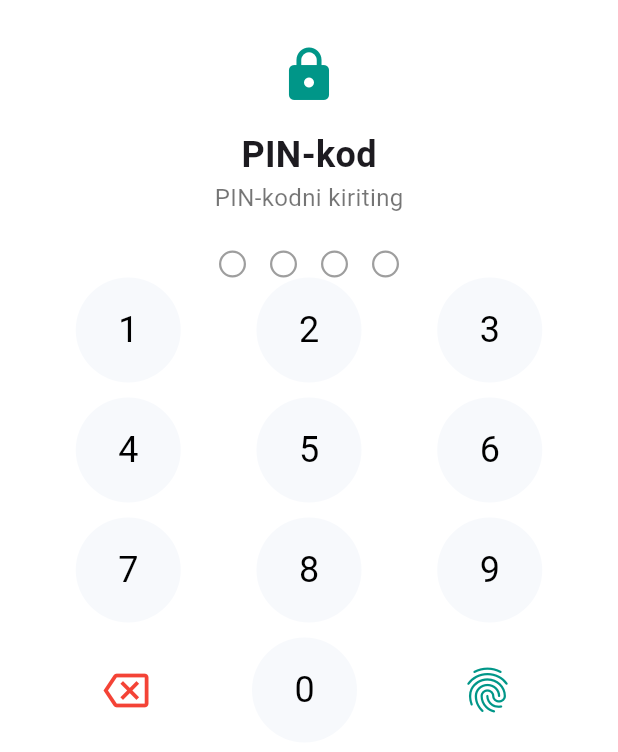
After one commit to oversize-corparation/Oversize-Mobile, a Flutter app: the PinSetupScreen screen opened by its route, on a phone screen of 412 x 824 dp. The commit adds this screen. Shown: the top 752 px of the screen. Run offline on Flutter 3.47's test engine with Material 3 defaults, Android fonts, the phone set to English and light mode, and no system bars; our stand-ins replace dotted_border, easy_localization, flutter_svg, go_router, google_fonts, iconsax and 6 more; accounts and stored records are empty.

Commit message:
add pin code

```diff
--- a/lib/core/routes/app_router.dart
+++ b/lib/core/routes/app_router.dart
@@ -1,4 +1,5 @@
 import 'package:oversize/core/routes/export_route.dart';
+import 'package:oversize/features/app/pin_setup_screen.dart';
 import 'package:oversize/features/auth/presentation/screens/otp_screen.dart';
 import 'package:oversize/features/profile/presentation/screens/currency_screen.dart';
 import 'package:oversize/features/profile/presentation/screens/language_screen.dart';
@@ -19,6 +20,9 @@ class AppRouter {
   static String language = '/language';
   static String currency = '/currency';
   static String size = '/size';
+  static String splash = '/splash';
+  static String pinSetup = '/pinSetup';
+  static String pinApp = '/pinApp';
 
   static GoRouter router = GoRouter(
     initialLocation: start,
@@ -120,6 +124,36 @@ class AppRouter {
           );
         },
       ),
+        GoRoute(
+        path: AppRouter.pinSetup,
+        name: AppRouter.pinSetup,
+        pageBuilder: (context, state) {
+          return CustomTransitionPage(
+            key: state.pageKey,
+            child:  PinSetupScreen(),
+            transitionDuration: const Duration(milliseconds: 300), // optional
+            transitionsBuilder:
+                (context, animation, secondaryAnimation, child) {
+                  final offsetAnimation =
+                      Tween<Offset>(
+                        begin: const Offset(1.0, 0.0), // from right
+                        end: Offset.zero,
+                      ).animate(
+                        CurvedAnimation(
+                          parent: animation,
+                          curve: Curves.easeInOut,
+                        ),
+                      );
+
+                  return SlideTransition(
+                    position: offsetAnimation,
+                    child: child,
+                  );
+                },
+          );
+        },
+      ),
+
       StatefulShellRoute.indexedStack(
         builder: (context, state, navigationShell) =>
             MainScreen(navigationShell: navigationShell),
--- /dev/null
+++ b/lib/core/services/local_storage.dart
@@ -0,0 +1,20 @@
+import 'package:shared_preferences/shared_preferences.dart';
+
+class LocalStorage {
+  static const String _pinKey = 'user_pin';
+
+  static Future<void> savePin(String pin) async {
+    final prefs = await SharedPreferences.getInstance();
+    await prefs.setString(_pinKey, pin);
+  }
+
+  static Future<String?> getSavedPin() async {
+    final prefs = await SharedPreferences.getInstance();
+    return prefs.getString(_pinKey);
+  }
+
+  static Future<void> clearPin() async {
+    final prefs = await SharedPreferences.getInstance();
+    await prefs.remove(_pinKey);
+  }
+}
--- /dev/null
+++ b/lib/features/app/pin_setup_screen.dart
@@ -0,0 +1,154 @@
+import 'package:flutter/material.dart';
+
+class PinSetupScreen extends StatefulWidget {
+  PinSetupScreen({super.key});
+
+  @override
+  State<PinSetupScreen> createState() => _PinSetupScreenState();
+}
+
+class _PinSetupScreenState extends State<PinSetupScreen> {
+  final List<String> _input = [];
+
+  void _addDigit(String digit) {
+    if (_input.length < 4) {
+      setState(() {
+        _input.add(digit);
+      });
+    }
+  }
+
+  void _removeDigit() {
+    if (_input.isNotEmpty) {
+      setState(() {
+        _input.removeLast();
+      });
+    }
+  }
+
+  void _verifyPin() {
+    // PIN tekshirish joyi
+    String enteredPin = _input.join();
+    if (enteredPin == "1234") {
+      ScaffoldMessenger.of(
+        context,
+      ).showSnackBar(const SnackBar(content: Text("PIN to‘g‘ri!")));
+    } else {
+      ScaffoldMessenger.of(
+        context,
+      ).showSnackBar(const SnackBar(content: Text("PIN noto‘g‘ri!")));
+      setState(() {
+        _input.clear();
+      });
+    }
+  }
+
+  Widget _buildPinCircle(int index) {
+    bool filled = index < _input.length;
+    return Container(
+      width: 18,
+      height: 18,
+      margin: const EdgeInsets.symmetric(horizontal: 8),
+      decoration: BoxDecoration(
+        shape: BoxShape.circle,
+        color: filled ? Colors.black : Colors.transparent,
+        border: Border.all(color: Colors.grey, width: 1.5),
+      ),
+    );
+  }
+
+  Widget _buildNumberButton(String number) {
+    return GestureDetector(
+      onTap: () {
+        _addDigit(number);
+        if (_input.length == 4) {
+          _verifyPin();
+        }
+      },
+      child: Container(
+        width: 70,
+        height: 70,
+        decoration: const BoxDecoration(
+          shape: BoxShape.circle,
+          color: Color(0xFFF7F9FC),
+        ),
+        alignment: Alignment.center,
+        child: Text(
+          number,
+          style: const TextStyle(fontSize: 24, color: Colors.black),
+        ),
+      ),
+    );
+  }
+
+  Widget _buildBackspaceButton() {
+    return GestureDetector(
+      onTap: _removeDigit,
+      child: const Icon(Icons.backspace_outlined, size: 30, color: Colors.red),
+    );
+  }
+
+  Widget _buildFingerprintButton() {
+    return GestureDetector(
+      onTap: () {
+        // Barmoq izi ishlashi
+        ScaffoldMessenger.of(
+          context,
+        ).showSnackBar(const SnackBar(content: Text("Fingerprint bosildi")));
+      },
+      child: const Icon(Icons.fingerprint, size: 36, color: Colors.teal),
+    );
+  }
+
+  @override
+  Widget build(BuildContext context) {
+    return Scaffold(
+      backgroundColor: Colors.white,
+      body: SafeArea(
+        child: Column(
+          children: [
+            const SizedBox(height: 30),
+            const Icon(Icons.lock, size: 40, color: Colors.teal),
+            const SizedBox(height: 16),
+            const Text(
+              "PIN-kod",
+              style: TextStyle(fontSize: 24, fontWeight: FontWeight.bold),
+            ),
+            const Text(
+              "PIN-kodni kiriting",
+              style: TextStyle(fontSize: 16, color: Colors.black54),
+            ),
+            const SizedBox(height: 24),
+            Row(
+              mainAxisAlignment: MainAxisAlignment.center,
+              children: List.generate(4, _buildPinCircle),
+            ),
+
+            Expanded(
+              child: Column(
+                spacing: 10,
+                children: [
+                  for (var row in [
+                    ['1', '2', '3'],
+                    ['4', '5', '6'],
+                    ['7', '8', '9'],
+                    ['←', '0', 'fingerprint'],
+                  ])
+                    Row(
+                      mainAxisAlignment: MainAxisAlignment.spaceEvenly,
+                      children: row.map((item) {
+                        if (item == '←') return _buildBackspaceButton();
+                        if (item == 'fingerprint')
+                          return _buildFingerprintButton();
+                        return _buildNumberButton(item);
+                      }).toList(),
+                    ),
+                ],
+              ),
+            ),
+          ],
+        ),
+      ),
+    );
+  }
+}
--- a/lib/features/auth/presentation/screens/login_screen.dart
+++ b/lib/features/auth/presentation/screens/login_screen.dart
@@ -68,7 +68,7 @@ class LoginScreen extends StatelessWidget {
                 // Done button
                 ButtonWidget(
                   onPressed: () {
-                    context.pushNamed(AppRouter.home);
+                    context.pushNamed(AppRouter.pinSetup);
                   },
                   text: 'next'.tr(),
                 ),
--- a/pubspec.yaml
+++ b/pubspec.yaml
@@ -44,6 +44,7 @@ dependencies:
   dotted_border: ^3.1.0
   image_picker: ^1.1.2
   zoom_tap_animation: ^1.1.0
+  local_auth: ^2.3.0
 
 dev_dependencies:
   flutter_test:
```
Also changed, not shown: lib/features/app/biometrik_app.dart (added, +61 -0 lines), lib/features/app/pin_code_app_screen.dart (added, +132 -0 lines), lib/features/auth/presentation/screens/otp_screen.dart (+23 -19 lines), lib/features/auth/presentation/widgets/otp_widget.dart (added, +28 -0 lines), lib/features/splash/splash_screen.dart (added, +45 -0 lines), pubspec.lock, 5 other files.
